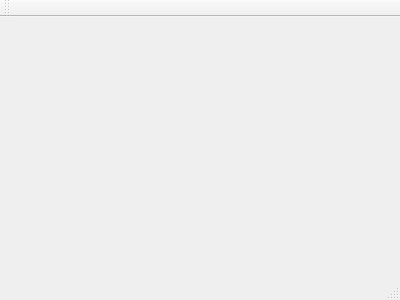
AndyVera/CPSC_254_Tax_Shopping_Calculator, file Tax_Shopping_Calculator/mainwindow.ui: the form before one commit.
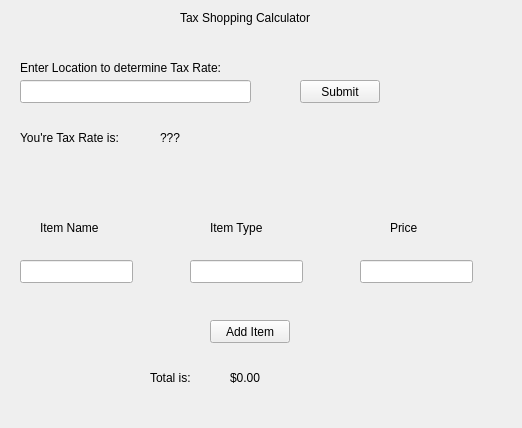
The form after the commit.

The edit to the form file:
```diff
--- a/Tax_Shopping_Calculator/mainwindow.ui
+++ b/Tax_Shopping_Calculator/mainwindow.ui
@@ -1,24 +1,210 @@
 <ui version="4.0">
  <class>MainWindow</class>
- <widget class="QMainWindow" name="MainWindow" >
-  <property name="geometry" >
+ <widget class="QMainWindow" name="MainWindow">
+  <property name="geometry">
    <rect>
     <x>0</x>
     <y>0</y>
-    <width>400</width>
-    <height>300</height>
+    <width>522</width>
+    <height>428</height>
    </rect>
   </property>
   <property name="windowTitle" >
    <string>MainWindow</string>
   </property>
-  <widget class="QMenuBar" name="menuBar" />
-  <widget class="QToolBar" name="mainToolBar" />
-  <widget class="QWidget" name="centralWidget" />
-  <widget class="QStatusBar" name="statusBar" />
+  <widget class="QWidget" name="centralWidget">
+   <widget class="QLabel" name="AppTitle">
+    <property name="geometry">
+     <rect>
+      <x>180</x>
+      <y>10</y>
+      <width>151</width>
+      <height>16</height>
+     </rect>
+    </property>
+    <property name="lineWidth">
+     <number>2</number>
+    </property>
+    <property name="text">
+     <string>Tax Shopping Calculator</string>
+    </property>
+   </widget>
+   <widget class="QLabel" name="AskLocationTxt">
+    <property name="geometry">
+     <rect>
+      <x>20</x>
+      <y>60</y>
+      <width>231</width>
+      <height>16</height>
+     </rect>
+    </property>
+    <property name="text">
+     <string>Enter Location to determine Tax Rate:</string>
+    </property>
+   </widget>
+   <widget class="QLineEdit" name="LocationInput">
+    <property name="geometry">
+     <rect>
+      <x>20</x>
+      <y>80</y>
+      <width>231</width>
+      <height>23</height>
+     </rect>
+    </property>
+    <property name="text">
+     <string/>
+    </property>
+   </widget>
+   <widget class="QPushButton" name="LocationSubmitBtn">
+    <property name="geometry">
+     <rect>
+      <x>300</x>
+      <y>80</y>
+      <width>80</width>
+      <height>23</height>
+     </rect>
+    </property>
+    <property name="text">
+     <string>Submit</string>
+    </property>
+   </widget>
+   <widget class="QLabel" name="TaxRateStatemtn">
+    <property name="geometry">
+     <rect>
+      <x>20</x>
+      <y>130</y>
+      <width>121</width>
+      <height>16</height>
+     </rect>
+    </property>
+    <property name="text">
+     <string>You're Tax Rate is:</string>
+    </property>
+   </widget>
+   <widget class="QLabel" name="TaxRateShow">
+    <property name="geometry">
+     <rect>
+      <x>160</x>
+      <y>130</y>
+      <width>131</width>
+      <height>16</height>
+     </rect>
+    </property>
+    <property name="text">
+     <string>???</string>
+    </property>
+   </widget>
+   <widget class="QLabel" name="ItemNameTxt">
+    <property name="geometry">
+     <rect>
+      <x>40</x>
+      <y>220</y>
+      <width>81</width>
+      <height>16</height>
+     </rect>
+    </property>
+    <property name="text">
+     <string>Item Name</string>
+    </property>
+   </widget>
+   <widget class="QLabel" name="ItemTypeTxt">
+    <property name="geometry">
+     <rect>
+      <x>210</x>
+      <y>220</y>
+      <width>81</width>
+      <height>16</height>
+     </rect>
+    </property>
+    <property name="text">
+     <string>Item Type</string>
+    </property>
+   </widget>
+   <widget class="QLabel" name="ItemPriceTxt">
+    <property name="geometry">
+     <rect>
+      <x>390</x>
+      <y>220</y>
+      <width>59</width>
+      <height>15</height>
+     </rect>
+    </property>
+    <property name="text">
+     <string>Price</string>
+    </property>
+   </widget>
+   <widget class="QLineEdit" name="ItemNameBox">
+    <property name="geometry">
+     <rect>
+      <x>20</x>
+      <y>260</y>
+      <width>113</width>
+      <height>23</height>
+     </rect>
+    </property>
+   </widget>
+   <widget class="QLineEdit" name="ItemTypeBox">
+    <property name="geometry">
+     <rect>
+      <x>190</x>
+      <y>260</y>
+      <width>113</width>
+      <height>23</height>
+     </rect>
+    </property>
+   </widget>
+   <widget class="QLineEdit" name="ItemPriceBox">
+    <property name="geometry">
+     <rect>
+      <x>360</x>
+      <y>260</y>
+      <width>113</width>
+      <height>23</height>
+     </rect>
+    </property>
+   </widget>
+   <widget class="QPushButton" name="AddItemBtn">
+    <property name="geometry">
+     <rect>
+      <x>210</x>
+      <y>320</y>
+      <width>80</width>
+      <height>23</height>
+     </rect>
+    </property>
+    <property name="text">
+     <string>Add Item</string>
+    </property>
+   </widget>
+   <widget class="QLabel" name="TotalText">
+    <property name="geometry">
+     <rect>
+      <x>150</x>
+      <y>370</y>
+      <width>59</width>
+      <height>15</height>
+     </rect>
+    </property>
+    <property name="text">
+     <string>Total is:</string>
+    </property>
+   </widget>
+   <widget class="QLabel" name="TotalPriceText">
+    <property name="geometry">
+     <rect>
+      <x>230</x>
+      <y>370</y>
+      <width>59</width>
+      <height>15</height>
+     </rect>
+    </property>
+    <property name="text">
+     <string>$0.00</string>
+    </property>
+   </widget>
+  </widget>
  </widget>
- <layoutDefault spacing="6" margin="11" />
- <pixmapfunction></pixmapfunction>
+ <layoutdefault spacing="6" margin="11"/>
  <resources/>
  <connections/>
 </ui>
```
Left out of the diff: 3 changed lines with no effect on the pictures.
